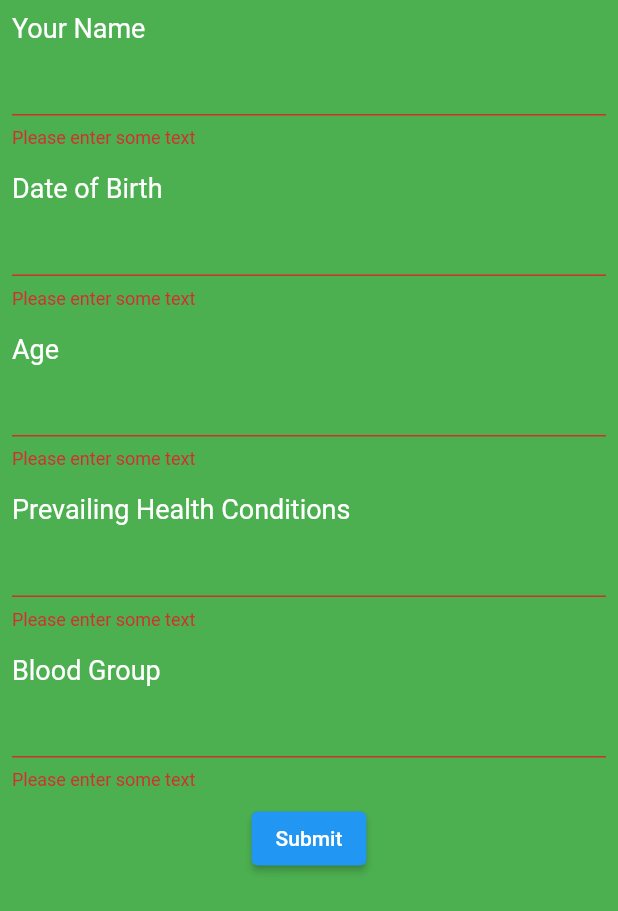
After one commit to sidrathore/flutter_application_1, a Flutter app: the SignUpScreen screen opened by its route, after a tap on "Submit", on a phone screen of 412 x 824 dp. The commit adds this screen. Shown: the top 911 px of the screen. Run offline on Flutter 3.47's test engine with Material 2 defaults, Android fonts, the phone set to English and light mode, and no system bars; our stand-ins replace firebase_core, otp_text_field; accounts and stored records are empty.

Commit message:
sign up page made

```diff
--- a/lib/login_page.dart
+++ b/lib/login_page.dart
@@ -46,12 +46,17 @@ class LoginPage extends StatelessWidget {
                 SizedBox(
                   height: 5,
                 ),
-                Text(
-                  'Sign up',
-                  style: TextStyle(
-                      color: Color.fromARGB(255, 235, 52, 39),
-                      fontSize: 20,
-                      fontWeight: FontWeight.w500),
+                InkWell(
+                  onTap: () {
+                    Navigator.pushNamed(context, 'signUpPage');
+                  },
+                  child: Text(
+                    'Sign up',
+                    style: TextStyle(
+                        color: Color.fromARGB(255, 235, 52, 39),
+                        fontSize: 20,
+                        fontWeight: FontWeight.w500),
+                  ),
                 ),
                 SizedBox(
                   height: 50,
--- a/lib/main.dart
+++ b/lib/main.dart
@@ -2,6 +2,7 @@ import 'package:flutter/material.dart';
 import 'package:firebase_core/firebase_core.dart';
 import 'package:flutter_application_1/login_page.dart';
 import 'package:flutter_application_1/otp_page.dart';
+import 'package:flutter_application_1/sign_up_page.dart';
 import 'package:flutter_application_1/splash_screen.dart';
 import 'firebase_options.dart';
 void main() {
@@ -10,6 +11,7 @@ void main() {
     routes: {
       'loginPage':(context) => LoginPage(),
       'otpPage':(context) => OTPPage(),
+      'signUpPage':(context) => SignUpScreen(),
     },
 
   ));
--- /dev/null
+++ b/lib/sign_up_page.dart
@@ -0,0 +1,74 @@
+import 'package:flutter/material.dart';
+import 'package:flutter/src/widgets/framework.dart';
+import 'package:flutter/src/widgets/placeholder.dart';
+
+class SignUpScreen extends StatefulWidget {
+  const SignUpScreen({super.key});
+
+  @override
+  State<SignUpScreen> createState() => _SignUpScreenState();
+}
+
+class _SignUpScreenState extends State<SignUpScreen> {
+  final _formKey = GlobalKey<FormState>();
+  @override
+  Widget build(BuildContext context) {
+    return Scaffold(
+
+      body: SafeArea(
+        child: Container(
+          color: Colors.green,
+          child: Form(
+            key: _formKey,
+            child: Column(
+              children: [
+                textFieldWithLabel("Your Name"),
+                textFieldWithLabel("Date of Birth"),
+                textFieldWithLabel("Age"),
+                textFieldWithLabel("Prevailing Health Conditions"),
+                textFieldWithLabel("Blood Group"),
+                ElevatedButton(
+                  onPressed: () {
+                    // Validate returns true if the form is valid, or false otherwise.
+                    if (_formKey.currentState!.validate()) {
+                      print("Valid");
+                      Navigator.pushNamed(context, 'loginPage');
+                    }
+                  },
+                  child: const Text('Submit'),
+                ),
+              ],
+            ),
+          ),
+        ),
+      ),
+    );
+  }
+
+  Widget textFieldWithLabel(String title) {
+    return Padding(
+      padding: const EdgeInsets.all(8.0),
+      child: Column(
+        crossAxisAlignment: CrossAxisAlignment.start,
+        children: [
+          Text(
+            title,
+            style: TextStyle(
+              fontSize: 18,
+              color: Colors.white,
+            ),
+          ),
+          TextFormField(
+            // decoration: InputDecoration(color),
+            validator: (value) {
+              if (value == null || value.isEmpty) {
+                return 'Please enter some text';
+              }
+              return null;
+            },
+          ),
+        ],
+      ),
+    );
+  }
+}
```
